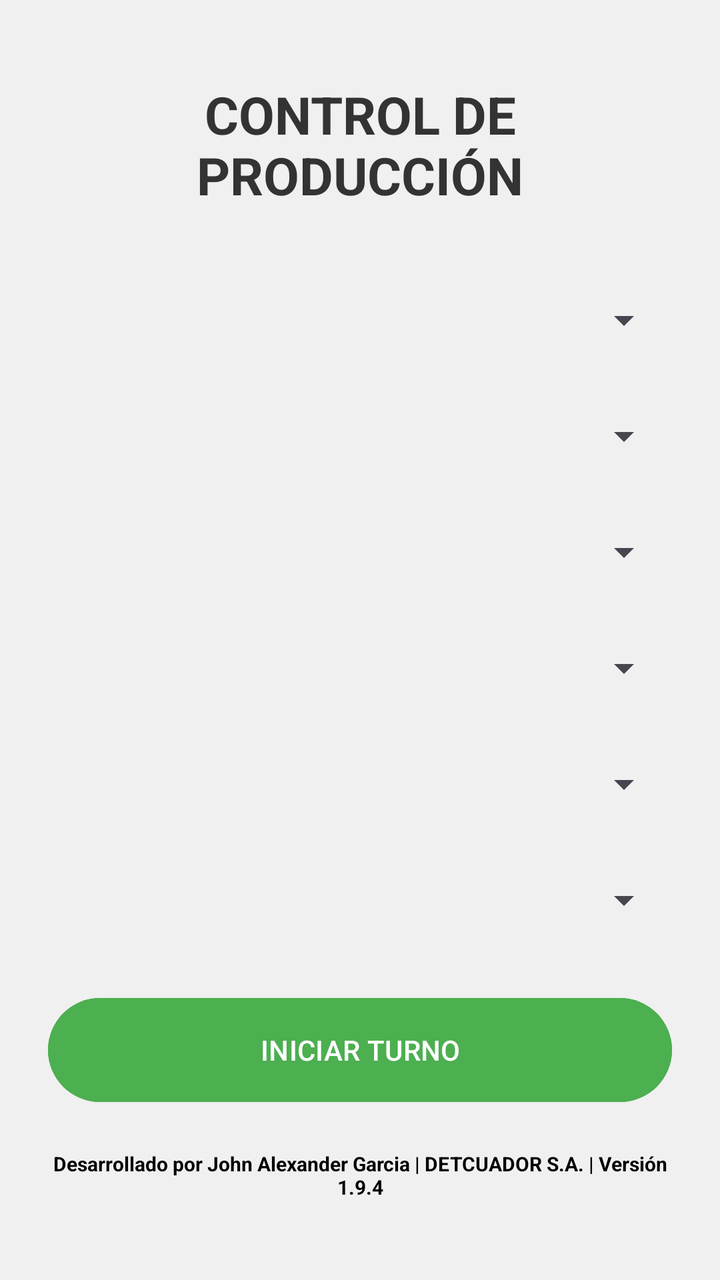
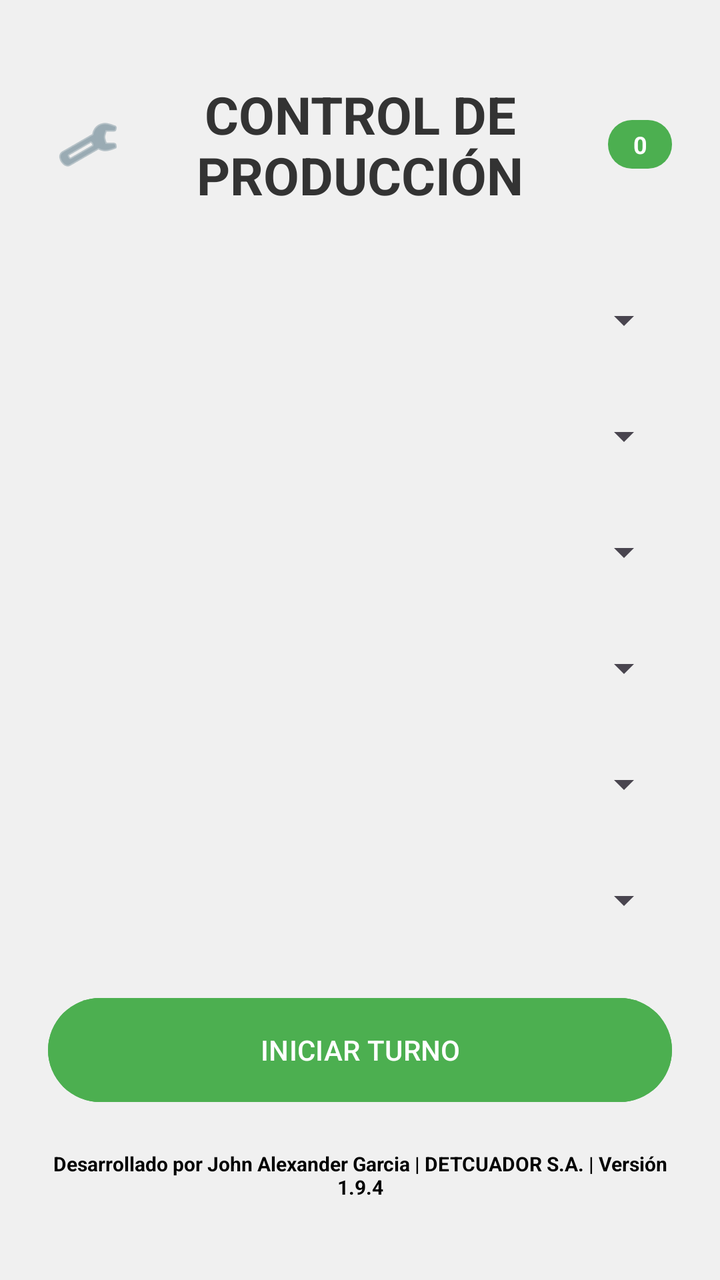

Before-and-after screenshots of an Android layout around one commit, followed by the original layout XML and the change that was made.
<!-- AndroidManifest.xml: application theme Theme.Controller -->
<!-- res/layout/activity_main.xml -->
<?xml version="1.0" encoding="utf-8"?>
<ScrollView xmlns:android="http://schemas.android.com/apk/res/android"
    android:layout_width="match_parent"
    android:layout_height="match_parent"
    xmlns:app="http://schemas.android.com/apk/res-auto"
    android:fillViewport="true"
    android:background="#F0F0F0">

    <LinearLayout
        android:layout_width="match_parent"
        android:layout_height="wrap_content"
        android:orientation="vertical"
        android:padding="24dp"
        android:gravity="center_vertical">

        <TextView
            android:layout_width="match_parent"
            android:layout_height="wrap_content"
            android:text="CONTROL DE PRODUCCIÓN"
            android:textSize="26sp"
            android:textStyle="bold"
            android:gravity="center"
            android:textColor="#333333"
            android:layout_marginBottom="30dp"/>

        <LinearLayout
            android:id="@+id/seccionConfiguracion"
            android:layout_width="match_parent"
            android:layout_height="wrap_content"
            android:orientation="vertical">

            <Spinner android:id="@+id/spinnerTipo" android:layout_width="match_parent" android:layout_height="50dp" android:layout_marginBottom="8dp"/>
            <Spinner android:id="@+id/spinnerMaquina" android:layout_width="match_parent" android:layout_height="50dp" android:layout_marginBottom="8dp"/>
            <Spinner android:id="@+id/spinnerOperador" android:layout_width="match_parent" android:layout_height="50dp" android:layout_marginBottom="8dp"/>
            <Spinner android:id="@+id/spinnerMarca" android:layout_width="match_parent" android:layout_height="50dp" android:layout_marginBottom="8dp"/>
            <Spinner android:id="@+id/spinnerPresentacion" android:layout_width="match_parent" android:layout_height="50dp" android:layout_marginBottom="8dp"/>
            <Spinner android:id="@+id/spinnerFragancia" android:layout_width="match_parent" android:layout_height="50dp" android:layout_marginBottom="20dp"/>

            <Button android:id="@+id/btnIniciarTurno" android:layout_width="match_parent" android:layout_height="60dp" android:text="INICIAR TURNO" android:backgroundTint="#4CAF50"/>
        </LinearLayout>

        <LinearLayout
            android:id="@+id/seccionProduccion"
            android:layout_width="match_parent"
            android:layout_height="wrap_content"
            android:orientation="vertical"
            android:visibility="gone">

            <EditText android:id="@+id/etCantidadPacas" android:textColor="#000000" android:textColorHint="#757575" android:layout_width="match_parent" android:layout_height="60dp" android:inputType="number" android:hint="Cantidad de Pacas" android:textSize="20sp" android:layout_marginBottom="16dp"/>
            <Button android:id="@+id/btnEnviarPallet" android:layout_width="match_parent" android:layout_height="60dp" android:text="ENVIAR REGISTRO" android:backgroundTint="#2196F3" android:layout_marginBottom="16dp"/>

            <LinearLayout
                android:layout_width="match_parent"
                android:layout_height="wrap_content"
                android:orientation="horizontal"
                android:layout_marginBottom="16dp">

                <Button
                    android:id="@+id/btnSolicitarInsumo"
                    android:layout_width="0dp"
                    android:layout_height="60dp"
                    android:layout_weight="1"
                    android:text="📦 SOLICITAR INS"
                    android:textColor="#FFFFFF"
                    android:textSize="10dp"
                    android:textStyle="bold"
                    android:backgroundTint="#3F51B5" />

                <View
                    android:layout_width="8dp"
                    android:layout_height="match_parent"/>

                <Button
                    android:id="@+id/btnVerEstadoPedidos"
                    android:layout_width="0dp"
                    android:layout_height="60dp"
                    android:layout_weight="1"
                    android:text="📊 VER ESTADO"
                    android:textSize="10dp"
                    android:textColor="#3F51B5"
                    android:textStyle="bold"
                    android:backgroundTint="#E8EAF6" />
            </LinearLayout>

            <TextView
                android:id="@+id/tvStatusPedidos"
                android:layout_width="match_parent"
                android:layout_height="wrap_content"
                android:text="@string/status_pedidos_vacio"
                android:textColor="#3F51B5"
                android:textStyle="bold"
                android:gravity="center"
                android:layout_marginBottom="16dp"/>
            <TextView
                android:id="@+id/tvPendientesConfirmacionLabel"
                android:layout_width="match_parent"
                android:layout_height="wrap_content"
                android:text="📬 Confirmar entregas recibidas:"
                android:textColor="#E65100"
                android:textStyle="bold"
                android:textSize="14sp"
                android:layout_marginBottom="4dp"
                android:visibility="gone"/>

            <androidx.recyclerview.widget.RecyclerView
                android:id="@+id/rvPendientesConfirmacion"
                android:layout_width="match_parent"
                android:layout_height="wrap_content"
                android:layout_marginBottom="12dp"
                android:visibility="gone"/>

            <Button
                android:id="@+id/btnTerminarTurno"
                android:layout_width="match_parent"
                android:layout_height="60dp"
                android:text="CERRAR TURNO DE TRABAJO"
                android:backgroundTint="#B71C1C"
                android:layout_marginBottom="8dp" />

            <TextView
                android:layout_width="match_parent"
                android:layout_height="wrap_content"
                android:text="Historial de este turno:"
                android:textStyle="bold"
                android:textColor="#555555"
                android:layout_marginTop="8dp"
                android:layout_marginBottom="4dp"/>

            <ScrollView
                android:layout_width="match_parent"
                android:layout_height="120dp"
                android:background="#F0F0F0"
                android:padding="8dp"
                android:layout_marginBottom="24dp">
                <TextView
                    android:id="@+id/tvHistorialPacas"
                    android:layout_width="match_parent"
                    android:layout_height="wrap_content"
                    android:textSize="16sp"
                    android:textColor="#1E293B"
                    android:text=""/>
            </ScrollView>

            <Button
                android:id="@+id/btnParo"
                android:layout_width="match_parent"
                android:layout_height="60dp"
                android:text="REGISTRAR PARO"
                android:textColor="#FFFFFF"
                android:textStyle="bold"
                android:backgroundTint="#FA8400"
                android:layout_marginBottom="32dp" />
        </LinearLayout>

        <TextView
            android:id="@+id/textViewDevelopedBy"
            android:layout_width="wrap_content"
            android:layout_height="wrap_content"
            android:layout_gravity="center"
            android:layout_marginTop="20dp"
            android:gravity="center"
            android:text="Desarrollado por John Alexander Garcia | DETCUADOR S.A. | Versión 1.9.4"
            android:textColor="#000000"
            android:textSize="10sp"
            android:textStyle="bold" />

    </LinearLayout>
</ScrollView>
<!-- resources referenced by this layout -->
<resources>
  <string name="status_pedidos_vacio">Sin solicitudes aún</string>
  <style name="Theme.Controller" parent="Base.Theme.Controller" />
  <style name="Base.Theme.Controller" parent="Theme.Material3.DayNight.NoActionBar">
          
          
      </style>
</resources>

<!-- the commit's change to res/layout/activity_main.xml (unified diff, before → after) -->
@@ -13,15 +13,49 @@
         android:padding="24dp"
         android:gravity="center_vertical">
 
-        <TextView
+        <RelativeLayout
             android:layout_width="match_parent"
             android:layout_height="wrap_content"
-            android:text="CONTROL DE PRODUCCIÓN"
-            android:textSize="26sp"
-            android:textStyle="bold"
-            android:gravity="center"
-            android:textColor="#333333"
-            android:layout_marginBottom="30dp"/>
+            android:layout_marginBottom="30dp">
+
+            <TextView
+                android:layout_width="match_parent"
+                android:layout_height="wrap_content"
+                android:text="CONTROL DE PRODUCCIÓN"
+                android:textSize="26sp"
+                android:textStyle="bold"
+                android:gravity="center"
+                android:textColor="#333333"/>
+
+            <ImageButton
+                android:id="@+id/btnConfigChecklist"
+                android:layout_width="40dp"
+                android:layout_height="40dp"
+                android:layout_alignParentStart="true"
+                android:layout_centerVertical="true"
+                android:src="@android:drawable/ic_menu_manage"
+                android:background="?attr/selectableItemBackgroundBorderless"
+                android:contentDescription="Configurar formularios"
+                app:tint="#607D8B" />
+
+            <TextView
+                android:id="@+id/tvBadgePendientes"
+                android:layout_width="wrap_content"
+                android:layout_height="wrap_content"
+                android:layout_alignParentEnd="true"
+                android:layout_centerVertical="true"
+                android:background="@drawable/badge_bg"
+                android:text="0"
+                android:textColor="#FFFFFF"
+                android:textSize="12sp"
+                android:textStyle="bold"
+                android:paddingStart="8dp"
+                android:paddingEnd="8dp"
+                android:paddingTop="4dp"
+                android:paddingBottom="4dp"
+                android:minWidth="32dp"
+                android:gravity="center"/>
+        </RelativeLayout>
 
         <LinearLayout
             android:id="@+id/seccionConfiguracion"
<!-- resource entries referenced after the edit -->
@@ -1,5 +1,12 @@
 <!-- resources referenced by this layout -->
 <resources>
+  <!-- drawable badge_bg (drawable) -->
+  <?xml version="1.0" encoding="utf-8"?>
+  <shape xmlns:android="http://schemas.android.com/apk/res/android"
+      android:shape="rectangle">
+      <corners android:radius="12dp"/>
+      <solid android:color="#4CAF50"/>
+  </shape>
   <string name="status_pedidos_vacio">Sin solicitudes aún</string>
   <style name="Theme.Controller" parent="Base.Theme.Controller" />
   <style name="Base.Theme.Controller" parent="Theme.Material3.DayNight.NoActionBar">
